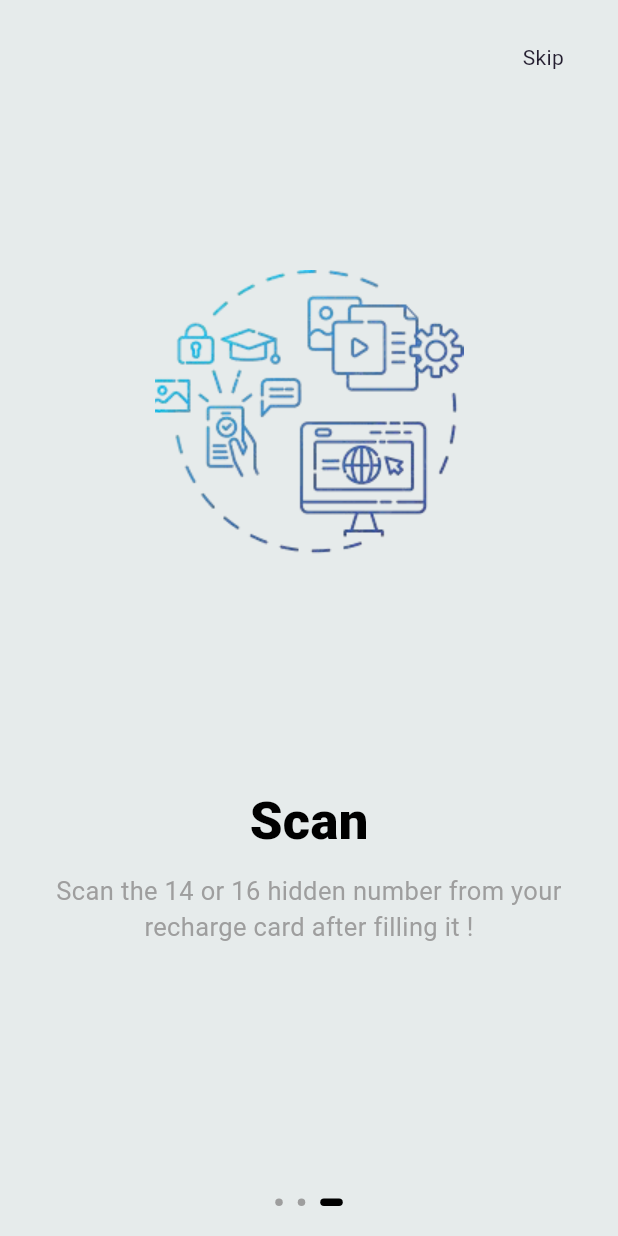
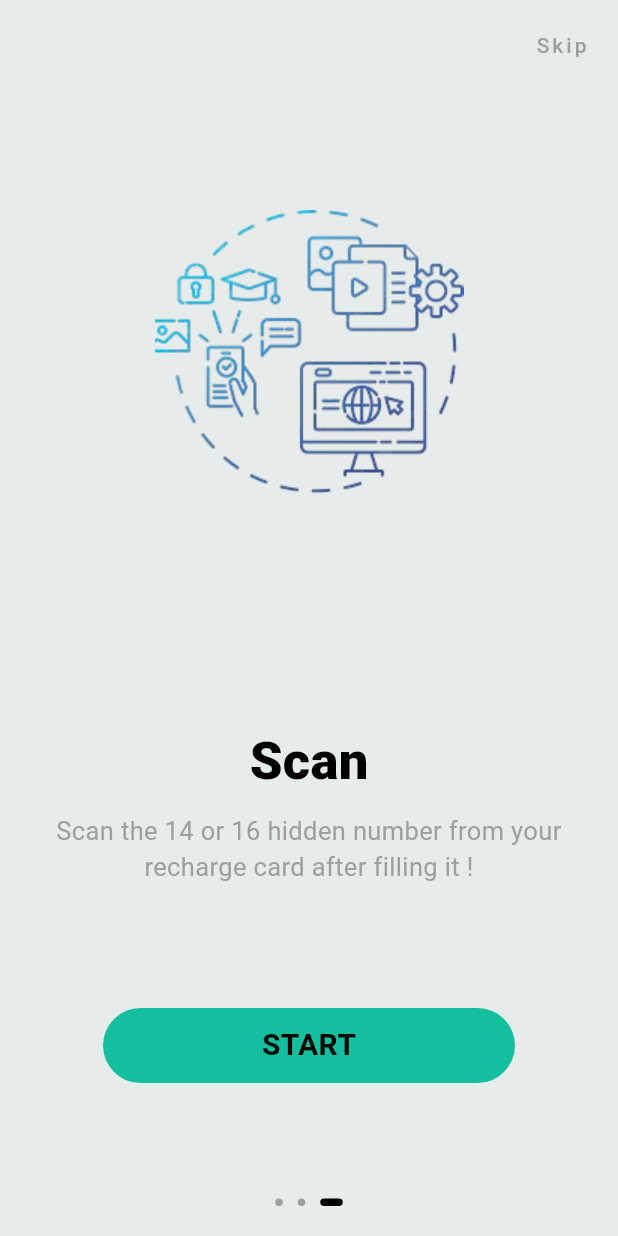
Before and after one commit to houssam15/easy_charge, a Flutter app: the OnBoardPage screen opened directly, swiped to page 3, on a phone screen of 412 x 824 dp. Run offline on Flutter 3.47's test engine with Material 3 defaults, Android fonts, the phone set to English and light mode, and no system bars; our stand-ins replace camera, dio, equatable, flutter_bloc, font_awesome_flutter, get_it and 2 more; missing offline and left inert: background_sms, google_mlkit_text_recognition, readsms, sim_card_info.

```diff
--- a/lib/config/theme/app_themes.dart
+++ b/lib/config/theme/app_themes.dart
@@ -15,6 +15,9 @@ class GlobalThemData{
         scaffoldBackgroundColor: colorScheme.background,
         highlightColor: Colors.transparent,
         focusColor: focusColor,
+        appBarTheme: AppBarTheme(
+          backgroundColor: colorScheme.primary.withOpacity(0.3)
+        )
     );
   }
 
@@ -30,6 +33,7 @@ class GlobalThemData{
     surface: Color(0xFFFAFBFB),
     onSurface: Color(0xFF241E30),
     brightness: Brightness.light,
+    surfaceTint: Colors.black
   );
 
   static const ColorScheme darkColorScheme = ColorScheme(
--- a/lib/core/constants/app_images.dart
+++ b/lib/core/constants/app_images.dart
@@ -8,4 +8,9 @@ class AppImages{
   static String onBoard2Image = "assets/imgs/on_board1.png";
   static String onBoard3Image = "assets/imgs/on_board3.png";
 
+  static String sim1Image = "assets/imgs/sim1.webp";
+  static String sim2Image = "assets/imgs/sim2.webp";
+
+
+
 }
--- a/lib/features/recharge_by_scan/presentation/pages/onboard_page.dart
+++ b/lib/features/recharge_by_scan/presentation/pages/onboard_page.dart
@@ -46,6 +46,10 @@
       SystemChrome.setEnabledSystemUIMode(SystemUiMode.immersive, overlays: []);
     }
 
+    goToRechargePage(){
+        CustomNavigationHelper.router.push(AppRoutes.rechargePath);
+    }
+
     @override
     Widget build(BuildContext context) {
       return Scaffold(
@@ -59,25 +63,11 @@
           padding: const EdgeInsets.all(20.0),
           child: Stack(
             children: [
-              InkWell (
-                onTap: (){
-                  print("Skip clicked");
-                  CustomNavigationHelper.router.push(AppRoutes.rechargePath);
-                },
-                child:  Align(
-                  alignment: Alignment.topRight,
-                  child: Container(
-                    padding: const EdgeInsets.symmetric(horizontal: 16.0, vertical: 8.0), // Add padding for better tap area
-                    alignment: Alignment.topRight,
-                    child: const Text("Skip"),
-                  ),
-                ),
-              ),
               PageView.builder(
                   itemCount: demoData.length,
                   scrollDirection: Axis.horizontal,
                   onPageChanged: (index){
-                      setState(() {
+                      setState((){
                         currentIndex = index;
                       });
                   },
@@ -85,7 +75,7 @@
                     return Column(
                       mainAxisAlignment: MainAxisAlignment.center,
                       children: [
-                        const SizedBox(height: 50),
+                        SizedBox(height:demoData.length == index + 1? 10:50),
                         Container(
                           height:MediaQuery.of(context).size.height/2,
                           child:Image.asset(demoData[index].image),
@@ -107,6 +97,29 @@
                             color: Theme.of(context).colorScheme.onSecondary
                           ),
                           textAlign: TextAlign.center,
+                        ),
+                        const Spacer(),
+                        if(demoData.length == index + 1)
+                        InkWell(
+                          onTap: ()=>goToRechargePage(),
+                          child: Container(
+                            height:50,
+                            width: MediaQuery.of(context).size.width*2/3,
+                            decoration:BoxDecoration(
+                              color: Theme.of(context).colorScheme.primary,
+                              borderRadius:BorderRadius.circular(50),
+                            ),
+                            child:Center(
+                                child: Text(
+                                    "START",
+                                    style:TextStyle(
+                                      fontSize: 20,
+                                      fontWeight: FontWeight.w700,
+                                      color: Theme.of(context).colorScheme.onPrimary
+                                    )
+                                )
+                            ),
+                          ),
                         ),
                         const Spacer(),
                       ],
@@ -132,6 +145,20 @@
                   ),
                 ),
               ),
+              Align(
+                alignment: Alignment.topRight,
+                child: InkWell(
+                  onTap: ()=>goToRechargePage(),
+                  child:Text(
+                      "Skip",
+                      style: TextStyle(
+                        letterSpacing:2,
+                        fontWeight: FontWeight.w500,
+                        color: Theme.of(context).colorScheme.onSecondary
+                      ),
+                  ),
+                ),
+              ),
             ],
           ),
       );
--- a/pubspec.yaml
+++ b/pubspec.yaml
@@ -25,7 +25,7 @@ dependencies:
   google_mlkit_text_recognition: ^0.13.1
   camera: ^0.11.0+2
   go_router: ^14.3.0
-  flutter_svg: ^2.0.10+1
+  font_awesome_flutter: ^10.7.0
 dev_dependencies:
   flutter_test:
     sdk: flutter
```
Also changed, not shown: lib/core/pages/welcome_page.dart (+33 -10 lines), lib/core/widgets/theme_button.dart (+9 -8 lines), lib/features/recharge_by_scan/domain/entities/offer.dart (added, +15 -0 lines), lib/features/recharge_by_scan/domain/entities/sim_card.dart (+41 -0 lines), lib/features/recharge_by_scan/presentation/pages/recharge_page.dart (+73 -3 lines), lib/features/recharge_by_scan/presentation/widgets/new/sim_card.dart (added, +84 -0 lines), lib/features/recharge_by_scan/presentation/widgets/new/step.dart (added, +41 -0 lines), assets/imgs/sim1.webp (added), assets/imgs/sim2.webp (added), pubspec.lock.
